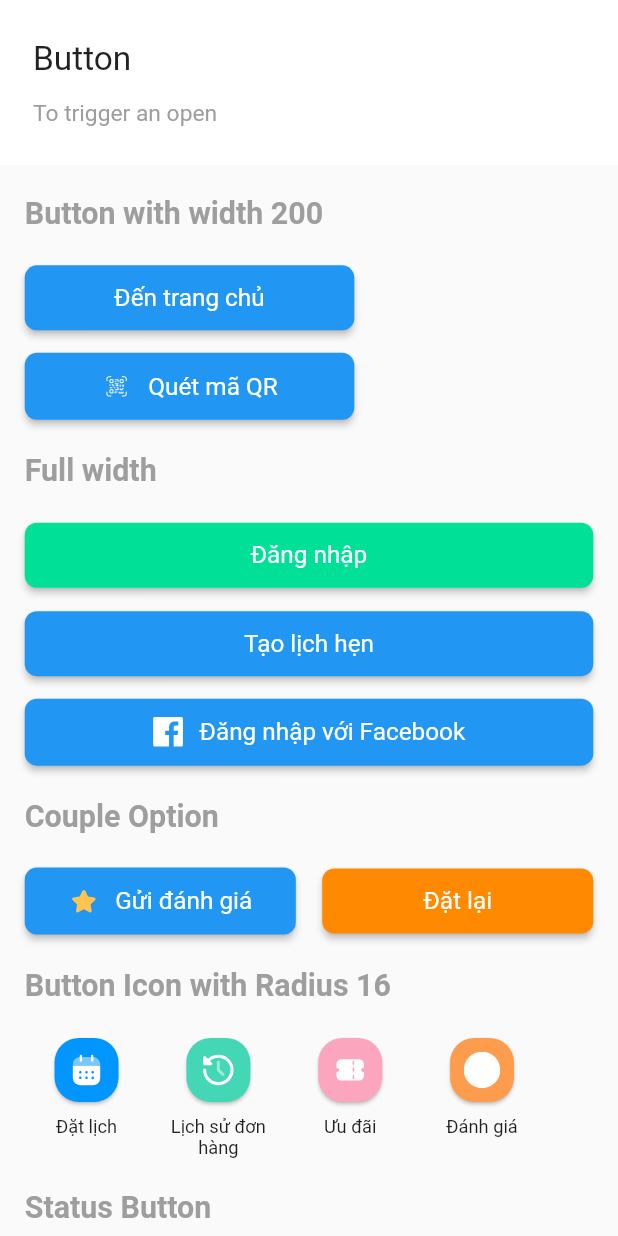
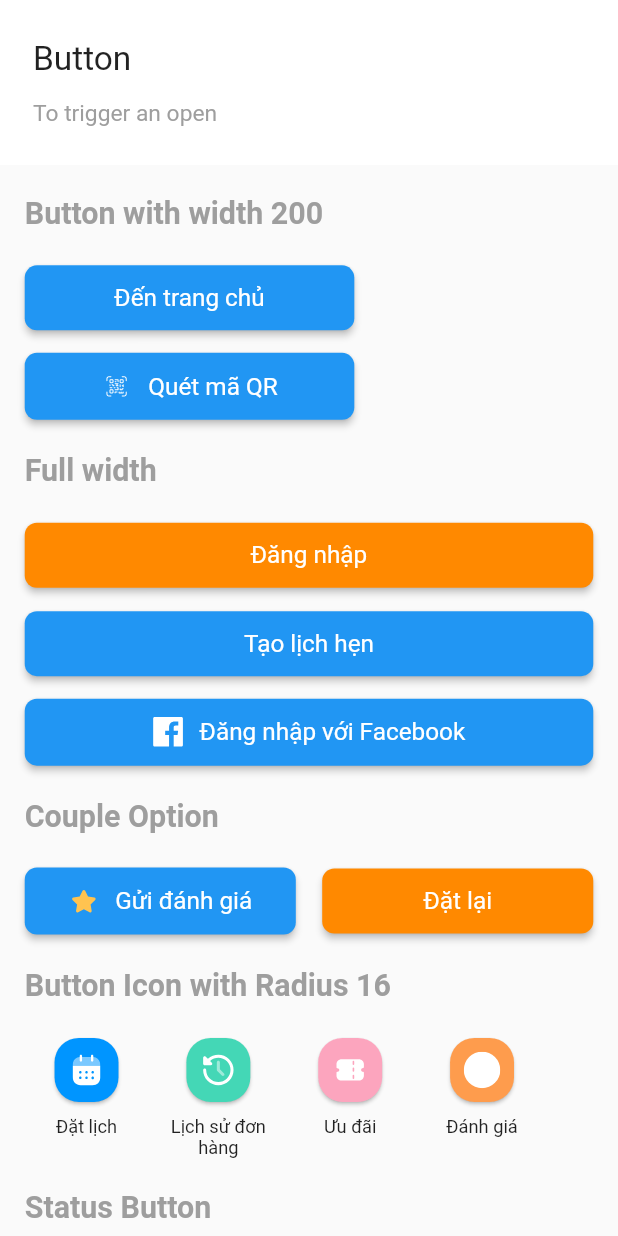
Before and after one commit to Kiendn99/easysalon_user_app_uikit, a Flutter app: the ButtonsPage screen opened by its route, on a phone screen of 412 x 824 dp. Run offline on Flutter 3.47's test engine with Material 2 defaults, Android fonts, the phone set to English and light mode, and no system bars; our stand-ins replace device_preview, flutter_screenutil, flutter_svg, google_fonts.

Commit message:
Update button.dart

```diff
--- a/lib/widgets/buttons/button.dart
+++ b/lib/widgets/buttons/button.dart
@@ -83,7 +83,7 @@ class GreenFullWidthButton extends FullWidthButtonDefault {
           key: key,
           label: label,
           prefixIcon: prefixIcon,
-          backgroundColor: AppColors.freshGreen,
+          backgroundColor: AppColors.freshOrange,
           onPressed: onPressed,
         );
 }
```
